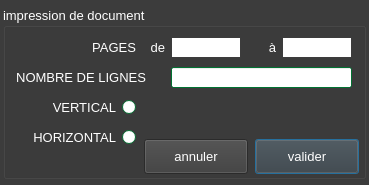
Above: ui/yeroth-erp-imprimer-dialog.ui from xnoumbissinoundou/yeroth-erp-3.0 before the change. Below: the same form after it.
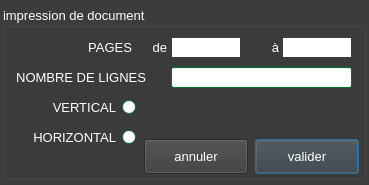
That is the form after the change. Custom widgets are drawn as their Qt base class.

```diff
--- a/ui/yeroth-erp-imprimer-dialog.ui
+++ b/ui/yeroth-erp-imprimer-dialog.ui
@@ -883,7 +883,7 @@
      <rect>
       <x>12</x>
       <y>30</y>
-      <width>121</width>
+      <width>117</width>
       <height>21</height>
      </rect>
     </property>
@@ -1967,9 +1967,9 @@
    <widget class="QLabel" name="label_IMPRESSION_DE">
     <property name="geometry">
      <rect>
-      <x>138</x>
+      <x>132</x>
       <y>30</y>
-      <width>24</width>
+      <width>32</width>
       <height>21</height>
      </rect>
     </property>
@@ -1983,9 +1983,9 @@
    <widget class="QLabel" name="label_IMPRESSION_DE_2">
     <property name="geometry">
      <rect>
-      <x>249</x>
+      <x>244</x>
       <y>30</y>
-      <width>24</width>
+      <width>32</width>
       <height>21</height>
      </rect>
     </property>
```
